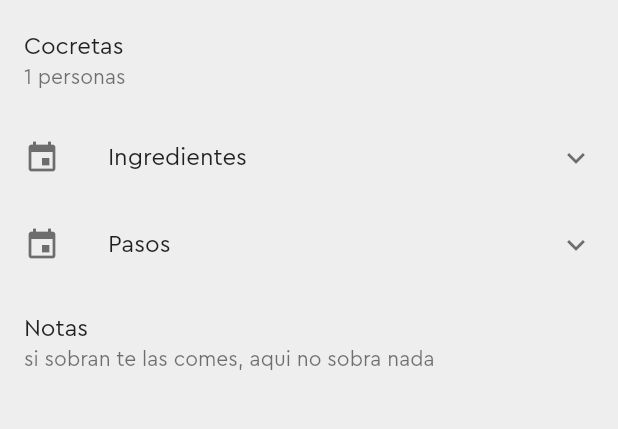
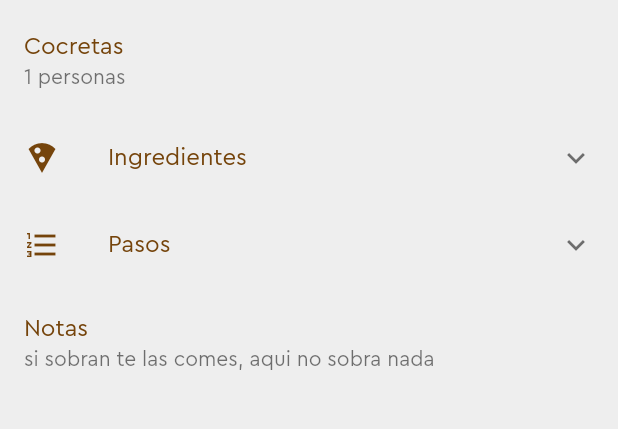
Before and after one commit to IgTriguero/FOODISM, a Flutter app: the RecipeInfoScreen screen opened directly with empty values, on a phone screen of 412 x 824 dp, the part 78-507 px from its top. Run offline on Flutter 3.47's test engine with Material 2 defaults, Android fonts, the phone set to English and light mode, and no system bars; network calls fail.

Commit message:
proyecto finalizado

```diff
--- a/foodism/lib/screens/recipe_info_screen.dart
+++ b/foodism/lib/screens/recipe_info_screen.dart
@@ -59,40 +59,84 @@ class RecipeInfoScreen extends StatelessWidget {
             )
           : null,
       body: SingleChildScrollView(
-              child: Column(
+        child: Column(
           children: <Widget>[
             ListTile(
-              title: Text(receta['name']),
+              title: Text(
+                receta['name'],
+                style: TextStyle(
+                  color: Theme.of(context).primaryColor,
+                ),
+              ),
               subtitle: Text(receta['people'] + " personas"),
             ),
             ExpansionTile(
-              title: Text('Ingredientes'),
-              leading: Icon(Icons.event),
+              title: Text(
+                'Ingredientes',
+                style: TextStyle(
+                  color: Theme.of(context).primaryColor,
+                ),
+              ),
+              leading: Icon(
+                Icons.local_pizza,
+                color: Theme.of(context).primaryColor,
+              ),
               children: <Widget>[
                 for (var i = 0; i < receta['ingredients'].length; i++)
                   ListTile(
-                    title:
-                        Text(receta['ingredients'][i]['ingredient']),
+                    title: Text(
+                      receta['ingredients'][i]['ingredient'],
+                      style: TextStyle(
+                        color: Theme.of(context).primaryColor,
+                      ),
+                    ),
                     trailing: Container(
                         width: 100,
                         child: Text(
-                            receta['ingredients'][i]['cantidad'])),
+                          receta['ingredients'][i]['cantidad'],
+                          style: TextStyle(
+                            color: Theme.of(context).primaryColor,
+                          ),
+                        )),
                   ),
               ],
             ),
             ExpansionTile(
-              title: Text('Pasos'),
-              leading: Icon(Icons.event),
+              title: Text(
+                'Pasos',
+                style: TextStyle(
+                  color: Theme.of(context).primaryColor,
+                ),
+              ),
+              leading: Icon(
+                Icons.format_list_numbered,
+                color: Theme.of(context).primaryColor,
+              ),
               children: <Widget>[
                 for (var i = 0; i < receta['steps'].length; i++)
                   ListTile(
-                    title: Text(receta['steps'][i]),
-                    leading: Text("${i + 1}"),
+                    title: Text(
+                      receta['steps'][i],
+                      style: TextStyle(
+                        color: Theme.of(context).primaryColor,
+                      ),
+                    ),
+                    leading: Text(
+                      "${i + 1}",
+                      style: TextStyle(
+                        color: Theme.of(context).primaryColor,
+                      ),
+                    ),
                   ),
               ],
             ),
             ListTile(
-              title: Text("Notas"),
+              title: Text(
+                "Notas",
+                style: TextStyle(
+                  color: Theme.of(context).primaryColor,
+                ),
+              ),
               subtitle: Text(receta['notes']),
             ),
           ],
```
Also changed, not shown: foodism/lib/screens/chefs_screen.dart (+8 -5 lines), foodism/lib/screens/pedido_aceptado_screen.dart (+19 -3 lines), foodism/lib/screens/recipes_screen.dart (+6 -1 lines), foodism/lib/screens/restaurants_screen.dart (+9 -2 lines).
